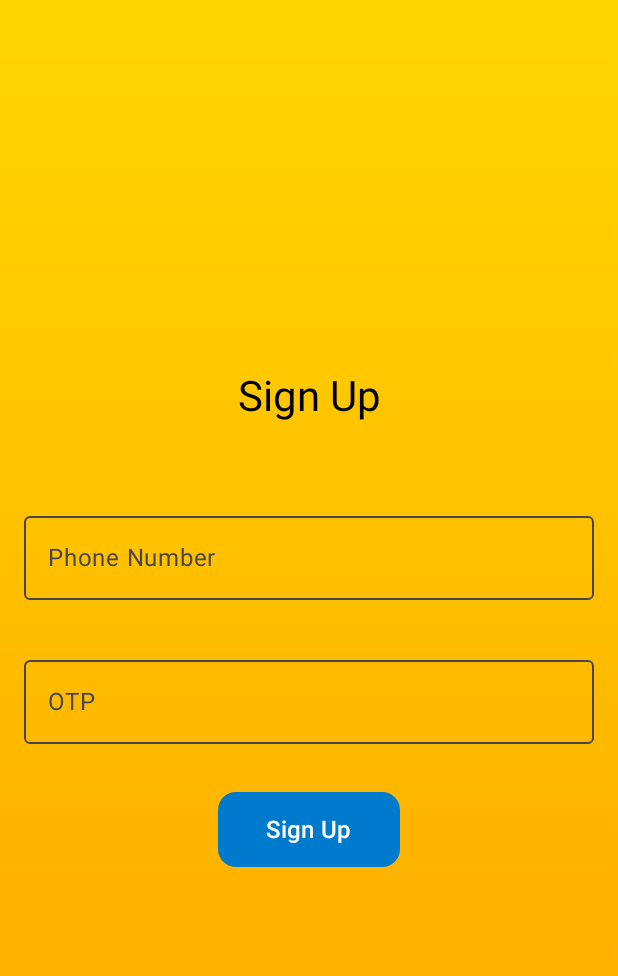
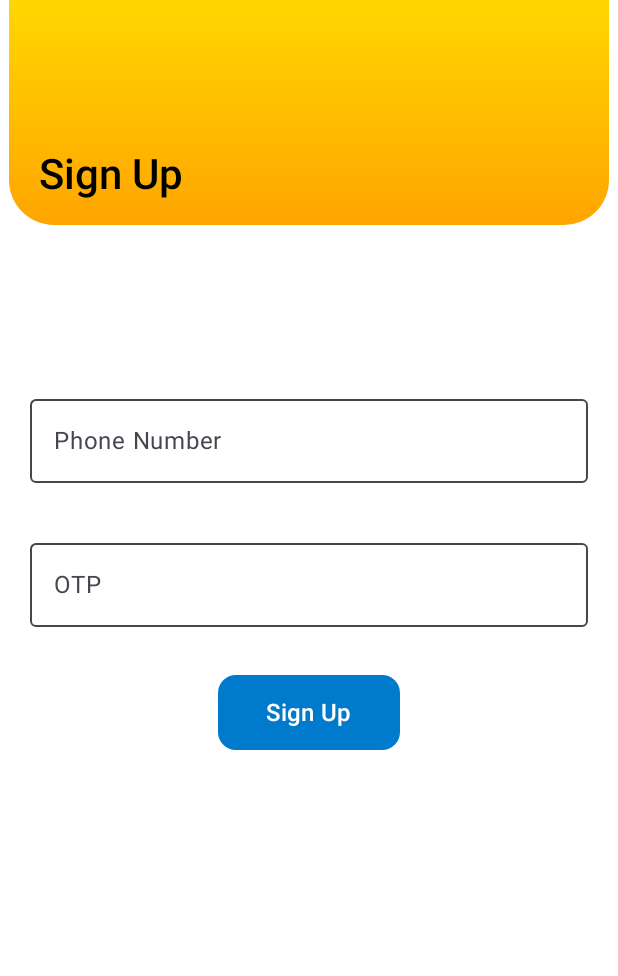
Before and after one commit to hardik349/SpaceECE, an Android app built with Jetpack Compose: the @Preview function PreviewSignupScreen, on a phone screen of 412 x 824 dp. Shown: the top 976 px of the screen. Run offline under Robolectric (Android 15) with nearby library versions, the phone set to English and light mode, and no system bars.

Commit message:
Third commit

```diff
--- a/app/build.gradle.kts
+++ b/app/build.gradle.kts
@@ -51,6 +51,10 @@ android {
 
 dependencies {
 
+    //Add navigation dependency
+    implementation("androidx.navigation:navigation-compose:2.8.4")
+    implementation("io.coil-kt:coil-compose:2.6.0")
+
     implementation(libs.androidx.core.ktx)
     implementation(libs.androidx.lifecycle.runtime.ktx)
     implementation(libs.androidx.activity.compose)
--- a/app/src/main/java/com/example/spaceece/PilotLoginScreen.kt
+++ /dev/null
@@ -1,115 +0,0 @@
-package com.example.spaceece
-
-import androidx.compose.foundation.background
-import androidx.compose.foundation.layout.*
-import androidx.compose.foundation.text.KeyboardOptions
-import androidx.compose.foundation.shape.RoundedCornerShape
-import androidx.compose.material3.*
-import androidx.compose.runtime.*
-import androidx.compose.ui.Modifier
-import androidx.compose.ui.graphics.Brush
-import androidx.compose.ui.graphics.Color
-import androidx.compose.ui.text.input.ImeAction
-import androidx.compose.ui.text.input.KeyboardType
-import androidx.compose.ui.tooling.preview.Preview
-import androidx.compose.ui.unit.dp
-import androidx.compose.ui.unit.sp
-import androidx.compose.ui.Alignment
-
-@OptIn(ExperimentalMaterial3Api::class)
-@Composable
-fun SignupScreen() {
-    var phoneNumber by remember { mutableStateOf("") }
-    var otp by remember { mutableStateOf("") }
-
-    Column(
-        modifier = Modifier
-            .fillMaxSize()
-            .background(
-                brush = Brush.verticalGradient(
-                    colors = listOf(
-                        Color(0xFFFFD700),
-                        Color(0xFFFFA500)
-                    )
-                )
-            )
-            .padding(16.dp),
-        verticalArrangement = Arrangement.Center,
-        horizontalAlignment = Alignment.CenterHorizontally
-    ) {
-        Text(
-            text = "Sign Up",
-            style = MaterialTheme.typography.headlineMedium,
-            modifier = Modifier.padding(bottom = 45.dp),
-            color = Color.Black
-        )
-
-        OutlinedTextField(
-            value = phoneNumber,
-            onValueChange = { phoneNumber = it },
-            label = { Text("Phone Number") },
-            placeholder = { Text("Enter your phone number") },
-            singleLine = true,
-            keyboardOptions = KeyboardOptions(
-                keyboardType = KeyboardType.Phone,
-                imeAction = ImeAction.Next
-            ),
-            modifier = Modifier
-                .fillMaxWidth()
-                .padding(vertical = 8.dp),
-            colors = TextFieldDefaults.outlinedTextFieldColors(
-                focusedBorderColor = MaterialTheme.colorScheme.primary,
-                unfocusedBorderColor = MaterialTheme.colorScheme.onSurfaceVariant
-            )
-        )
-
-        Spacer(modifier = Modifier.height(16.dp))
-
-
-        OutlinedTextField(
-            value = otp,
-            onValueChange = { otp = it },
-            label = { Text("OTP") },
-            placeholder = { Text("Enter OTP") },
-            singleLine = true,
-            keyboardOptions = KeyboardOptions(
-                keyboardType = KeyboardType.Number,
-                imeAction = ImeAction.Done
-            ),
-            modifier = Modifier
-                .fillMaxWidth()
-                .padding(vertical = 8.dp),
-            colors = TextFieldDefaults.outlinedTextFieldColors(
-                focusedBorderColor = MaterialTheme.colorScheme.primary,
-                unfocusedBorderColor = MaterialTheme.colorScheme.onSurfaceVariant
-            )
-        )
-
-        Spacer(modifier = Modifier.height(24.dp))
-
-        Button(
-            onClick = {
-
-            },
-            modifier = Modifier
-                .height(50.dp),
-            colors = ButtonDefaults.buttonColors(
-                containerColor = Color(0xFF007ACC),
-                contentColor = Color.White
-            ),
-            shape = RoundedCornerShape(12.dp)
-        ) {
-            Text(
-                text = "Sign Up",
-                fontSize = 16.sp,
-                modifier = Modifier.padding(horizontal = 8.dp)
-            )
-        }
-    }
-}
-
-@Preview(showBackground = true)
-@Composable
-fun PreviewSignupScreen() {
-    SignupScreen()
-}
--- a/app/src/main/java/com/example/spaceece/ChampionScreen.kt
+++ b/app/src/main/java/com/example/spaceece/champian_screen/ChampionScreen.kt
@@ -1,12 +1,10 @@
 package com.example.spaceecepackage
 
-import androidx.compose.foundation.background
 import androidx.compose.foundation.layout.*
 import androidx.compose.foundation.lazy.LazyColumn
 import androidx.compose.foundation.shape.RoundedCornerShape
 import androidx.compose.material3.*
 import androidx.compose.runtime.*
-import androidx.compose.ui.Alignment
 import androidx.compose.ui.Modifier
 import androidx.compose.ui.graphics.Color
 import androidx.compose.ui.text.font.FontWeight
@@ -37,10 +35,10 @@ fun AppointmentListScreen() {
         Text(
             text = "Champion",
             style = MaterialTheme.typography.headlineMedium.copy(
-                fontSize = 55.sp,
+                fontSize = 35.sp,
                 fontWeight = FontWeight.Bold),
             color = Color.Black.copy(alpha = 0.7f),
-            modifier = Modifier.padding(bottom = 16.dp)
+            modifier = Modifier.padding(top = 10.dp,bottom = 16.dp)
         )
 
         LazyColumn(
--- /dev/null
+++ b/app/src/main/java/com/example/spaceece/pilot_screen/PilotLoginScreen.kt
@@ -0,0 +1,142 @@
+package com.example.spaceece.pilot_screen
+
+import androidx.compose.foundation.background
+import androidx.compose.foundation.layout.*
+import androidx.compose.foundation.text.KeyboardOptions
+import androidx.compose.foundation.shape.RoundedCornerShape
+import androidx.compose.material3.*
+import androidx.compose.runtime.*
+import androidx.compose.ui.Modifier
+import androidx.compose.ui.graphics.Brush
+import androidx.compose.ui.graphics.Color
+import androidx.compose.ui.text.input.ImeAction
+import androidx.compose.ui.text.input.KeyboardType
+import androidx.compose.ui.tooling.preview.Preview
+import androidx.compose.ui.unit.dp
+import androidx.compose.ui.unit.sp
+import androidx.compose.ui.Alignment
+import androidx.compose.ui.draw.clip
+import androidx.compose.ui.text.font.FontWeight
+
+@OptIn(ExperimentalMaterial3Api::class)
+@Composable
+fun SignupScreen() {
+    var phoneNumber by remember { mutableStateOf("") }
+    var otp by remember { mutableStateOf("") }
+
+    Column(
+        modifier = Modifier
+            .fillMaxSize(),
+
+            //.padding(16.dp),
+        //verticalArrangement = Arrangement.Center,
+        horizontalAlignment = Alignment.CenterHorizontally
+    ) {
+        Box(
+            modifier = Modifier
+                .size(height = 150.dp, width = 400.dp)
+                .clip(RoundedCornerShape(bottomEnd = 30.dp, bottomStart = 30.dp))
+                .background(
+                    brush = Brush.verticalGradient(
+                        colors = listOf(
+                            Color(0xFFFFD700),
+                            Color(0xFFFFA500)
+                        )
+                    )
+                )
+
+        ){
+
+            Text(
+                text = "Sign Up",
+                fontWeight = FontWeight.SemiBold,
+                style = MaterialTheme.typography.headlineMedium,
+                color = Color.Black,
+                modifier = Modifier
+                    .padding(start = 20.dp, bottom = 15.dp)
+                    .align(Alignment.BottomStart)
+            )
+
+        }
+
+        Spacer(modifier = Modifier.height(100.dp))
+
+        Column(
+            modifier = Modifier
+                .padding( start = 20.dp, end = 20.dp)
+        ) {
+
+            OutlinedTextField(
+                value = phoneNumber,
+                onValueChange = { phoneNumber = it },
+                label = { Text("Phone Number") },
+                placeholder = { Text("Enter your phone number") },
+                singleLine = true,
+                keyboardOptions = KeyboardOptions(
+                    keyboardType = KeyboardType.Phone,
+                    imeAction = ImeAction.Next
+                ),
+                modifier = Modifier
+                    .fillMaxWidth()
+                    .padding(vertical = 8.dp),
+                colors = TextFieldDefaults.outlinedTextFieldColors(
+                    focusedBorderColor = MaterialTheme.colorScheme.primary,
+                    unfocusedBorderColor = MaterialTheme.colorScheme.onSurfaceVariant
+                )
+            )
+
+
+            Spacer(modifier = Modifier.height(16.dp))
+
+
+            OutlinedTextField(
+                value = otp,
+                onValueChange = { otp = it },
+                label = { Text("OTP") },
+                placeholder = { Text("Enter OTP") },
+                singleLine = true,
+                keyboardOptions = KeyboardOptions(
+                    keyboardType = KeyboardType.Number,
+                    imeAction = ImeAction.Done
+                ),
+                modifier = Modifier
+                    .fillMaxWidth()
+                    .padding(vertical = 8.dp),
+                colors = TextFieldDefaults.outlinedTextFieldColors(
+                    focusedBorderColor = MaterialTheme.colorScheme.primary,
+                    unfocusedBorderColor = MaterialTheme.colorScheme.onSurfaceVariant
+                )
+            )
+
+        }
+
+
+
+        Spacer(modifier = Modifier.height(24.dp))
+
+        Button(
+            onClick = {
+
+            },
+            modifier = Modifier
+                .height(50.dp),
+            colors = ButtonDefaults.buttonColors(
+                containerColor = Color(0xFF007ACC),
+                contentColor = Color.White
+            ),
+            shape = RoundedCornerShape(12.dp)
+        ) {
+            Text(
+                text = "Sign Up",
+                fontSize = 16.sp,
+                modifier = Modifier.padding(horizontal = 8.dp)
+            )
+        }
+    }
+}
+
+@Preview(showBackground = true)
+@Composable
+fun PreviewSignupScreen() {
+    SignupScreen()
+}
```
Also changed, not shown: app/src/main/java/com/example/spaceece/MainActivity.kt (+39 -19 lines), app/src/main/java/com/example/spaceece/SplashScreen.kt (+14 -9 lines), app/src/main/res/drawable/child.png (added).
